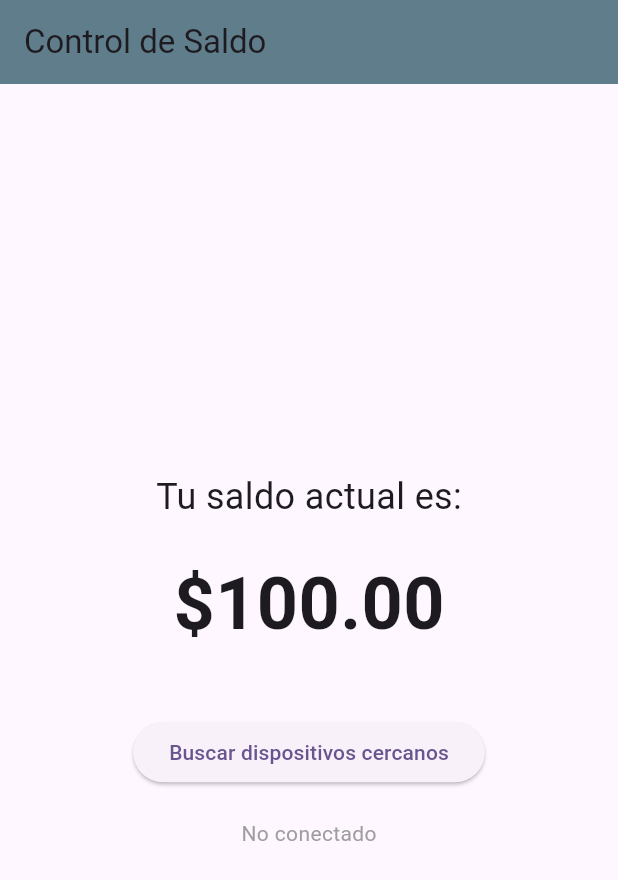
After one commit to jesusUrbani/flutterBLE, a Flutter app: the screen it shows after launch, after a tap on "Buscar dispositivos cercanos", on a phone screen of 412 x 824 dp. The commit adds this screen. Shown: the top 880 px of the screen. Run offline on Flutter 3.47's test engine with Material 3 defaults, Android fonts, the light colour scheme and no system bars; our stand-ins replace flutter_blue_plus, permission_handler.

Commit message:
pantalla de saldo

```diff
--- a/flutter/flutter_ble_app/lib/main.dart
+++ b/flutter/flutter_ble_app/lib/main.dart
@@ -1,6 +1,8 @@
 import 'package:flutter/material.dart';
 import 'package:flutter_blue_plus/flutter_blue_plus.dart';
 import 'package:permission_handler/permission_handler.dart';
+import 'test.dart'; // Importa la nueva pantalla
+import 'saldo.dart'; // Importa la nueva pantalla
 
 void main() {
   runApp(const MyApp());
@@ -16,7 +18,7 @@ class MyApp extends StatelessWidget {
       theme: ThemeData(
         colorScheme: ColorScheme.fromSeed(seedColor: Colors.deepPurple),
       ),
-      home: const BleDeviceListScreen(),
+      home: const SaldoScreen(), // Usa EmptyScreen como pantalla inicial
     );
   }
 }
--- /dev/null
+++ b/flutter/flutter_ble_app/lib/saldo.dart
@@ -0,0 +1,241 @@
+import 'package:flutter/material.dart';
+import 'package:flutter_blue_plus/flutter_blue_plus.dart';
+import 'package:permission_handler/permission_handler.dart';
+
+class SaldoScreen extends StatefulWidget {
+  const SaldoScreen({super.key});
+
+  @override
+  State<SaldoScreen> createState() => _SaldoScreenState();
+}
+
+class _SaldoScreenState extends State<SaldoScreen> {
+  double _saldo = 100.0; // Saldo inicial
+  bool _isScanning = false;
+  bool _hasPermissions = false;
+  BluetoothDevice? _connectedDevice;
+  String _message = "No conectado";
+  bool _isConnected = false;
+  BluetoothCharacteristic? _messageCharacteristic;
+
+  @override
+  void initState() {
+    super.initState();
+    _checkPermissions();
+    _setupBluetoothListeners();
+  }
+
+  Future<void> _checkPermissions() async {
+    Map<Permission, PermissionStatus> statuses = await [
+      Permission.bluetoothScan,
+      Permission.bluetoothConnect,
+      Permission.location,
+    ].request();
+
+    bool allGranted = statuses.values.every((status) => status.isGranted);
+
+    setState(() {
+      _hasPermissions = allGranted;
+    });
+
+    if (!allGranted) {
+      ScaffoldMessenger.of(
+        context,
+      ).showSnackBar(const SnackBar(content: Text('Permisos no concedidos')));
+    }
+  }
+
+  void _setupBluetoothListeners() {
+    FlutterBluePlus.scanResults.listen((results) {
+      for (var result in results) {
+        // Filtrar dispositivos ESP32 a menos de 2 metros (RSSI mayor a -60 aprox)
+        if (result.device.platformName.startsWith('ESP32') &&
+            result.rssi > -60) {
+          _connectAndHandleDevice(result.device);
+          break; // Conectarse solo al primero que cumpla las condiciones
+        }
+      }
+    });
+
+    FlutterBluePlus.isScanning.listen((isScanning) {
+      setState(() {
+        _isScanning = isScanning;
+      });
+    });
+  }
+
+  Future<void> _connectAndHandleDevice(BluetoothDevice device) async {
+    try {
+      setState(() {
+        _message = "Conectando...";
+        _isConnected = false;
+      });
+
+      if (_connectedDevice != null) {
+        await _connectedDevice!.disconnect();
+      }
+
+      await device.connect(autoConnect: false);
+      setState(() {
+        _connectedDevice = device;
+        _message = "Buscando servicios...";
+      });
+
+      List<BluetoothService> services = await device.discoverServices();
+
+      const serviceUuid = "4fafc201-1fb5-459e-8fcc-c5c9c331914b";
+      const characteristicUuid = "beb5483e-36e1-4688-b7f5-ea07361b26a8";
+
+      for (var service in services) {
+        if (service.uuid.toString().toLowerCase() == serviceUuid) {
+          for (var characteristic in service.characteristics) {
+            if (characteristic.uuid.toString().toLowerCase() ==
+                characteristicUuid) {
+              _messageCharacteristic = characteristic;
+
+              List<int> value = await characteristic.read();
+              setState(() {
+                _message = String.fromCharCodes(value);
+                _isConnected = true;
+              });
+
+              await characteristic.setNotifyValue(true);
+              characteristic.value.listen((value) {
+                if (value.isNotEmpty) {
+                  final message = String.fromCharCodes(value);
+                  setState(() {
+                    _message = message;
+                  });
+
+                  // Si el mensaje indica que la compuerta está lista
+                  if (message.contains("compuerta_lista")) {
+                    _mostrarDialogoCompuerta();
+                  }
+                }
+              });
+
+              return;
+            }
+          }
+        }
+      }
+
+      setState(() {
+        _message = "No se encontró la característica del mensaje";
+      });
+    } catch (e) {
+      setState(() {
+        _message = "Error: $e";
+        _isConnected = false;
+      });
+      if (_connectedDevice != null) {
+        await _connectedDevice!.disconnect();
+        _connectedDevice = null;
+      }
+    }
+  }
+
+  Future<void> _mostrarDialogoCompuerta() async {
+    bool? abrir = await showDialog<bool>(
+      context: context,
+      builder: (context) => AlertDialog(
+        title: const Text('Compuerta detectada'),
+        content: const Text(
+          '¿Deseas abrir la compuerta? Se descontará \$5 de tu saldo.',
+        ),
+        actions: [
+          TextButton(
+            onPressed: () => Navigator.pop(context, false),
+            child: const Text('Cancelar'),
+          ),
+          TextButton(
+            onPressed: () => Navigator.pop(context, true),
+            child: const Text('Abrir'),
+          ),
+        ],
+      ),
+    );
+
+    if (abrir == true) {
+      // Enviar comando para abrir compuerta
+      if (_messageCharacteristic != null) {
+        await _messageCharacteristic!.write("abrir_compuerta".codeUnits);
+      }
+
+      // Actualizar saldo
+      setState(() {
+        _saldo -= 5.0;
+      });
+
+      // Mostrar confirmación
+      if (mounted) {
+        showDialog(
+          context: context,
+          builder: (context) => AlertDialog(
+            title: const Text('Compuerta abierta'),
+            content: const Text('La compuerta se ha abierto correctamente.'),
+            actions: [
+              TextButton(
+                onPressed: () => Navigator.pop(context),
+                child: const Text('Aceptar'),
+              ),
+            ],
+          ),
+        );
+      }
+    }
+  }
+
+  Future<void> _startScan() async {
+    if (!_hasPermissions) {
+      await _checkPermissions();
+      if (!_hasPermissions) return;
+    }
+
+    try {
+      await FlutterBluePlus.startScan(
+        timeout: const Duration(seconds: 15),
+        androidUsesFineLocation: false,
+      );
+    } catch (e) {
+      ScaffoldMessenger.of(
+        context,
+      ).showSnackBar(SnackBar(content: Text('Error al escanear: $e')));
+    }
+  }
+
+  @override
+  Widget build(BuildContext context) {
+    return Scaffold(
+      appBar: AppBar(
+        title: const Text('Control de Saldo'),
+        backgroundColor: Colors.blueGrey,
+      ),
+      body: Center(
+        child: Column(
+          mainAxisAlignment: MainAxisAlignment.center,
+          children: [
+            const Text('Tu saldo actual es:', style: TextStyle(fontSize: 24)),
+            const SizedBox(height: 20),
+            Text(
+              '\$${_saldo.toStringAsFixed(2)}',
+              style: const TextStyle(fontSize: 48, fontWeight: FontWeight.bold),
+            ),
+            const SizedBox(height: 40),
+            ElevatedButton(
+              onPressed: _startScan,
+              child: const Text('Buscar dispositivos cercanos'),
+            ),
+            const SizedBox(height: 20),
+            Text(
+              _isConnected ? 'Conectado: $_message' : _message,
+              style: TextStyle(
+                color: _isConnected ? Colors.green : Colors.grey,
+              ),
+            ),
+          ],
+        ),
+      ),
+    );
+  }
+}
```
Also changed, not shown: flutter/flutter_ble_app/lib/test.dart (added, +39 -0 lines).
